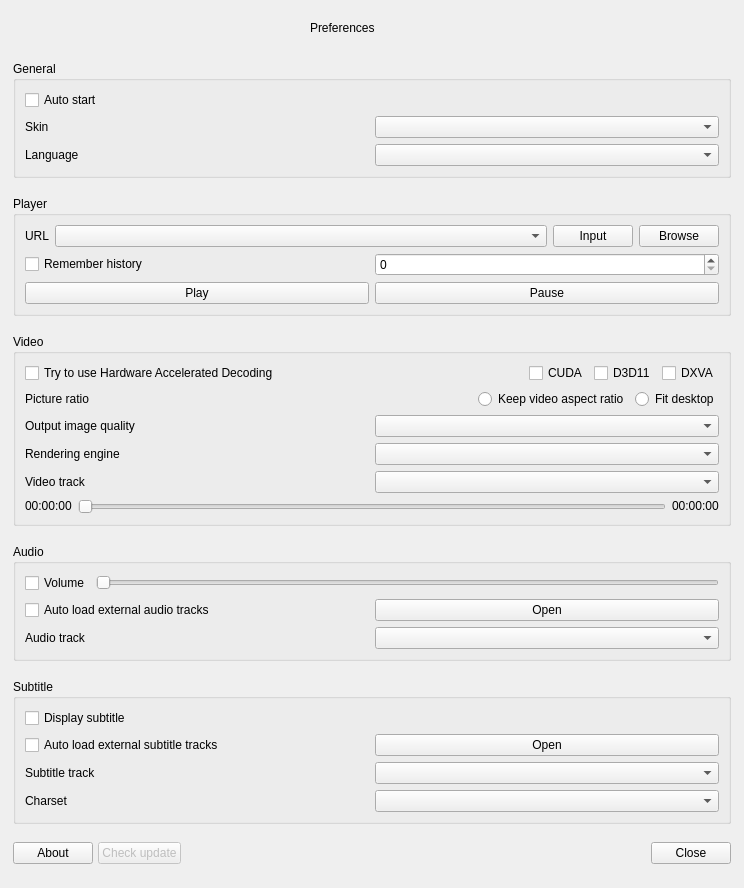
This is src/launcher/forms/preferencesdialog.ui in wangwenx190/dynamic-desktop as Qt 5 draws it before an edit. The edited form follows.
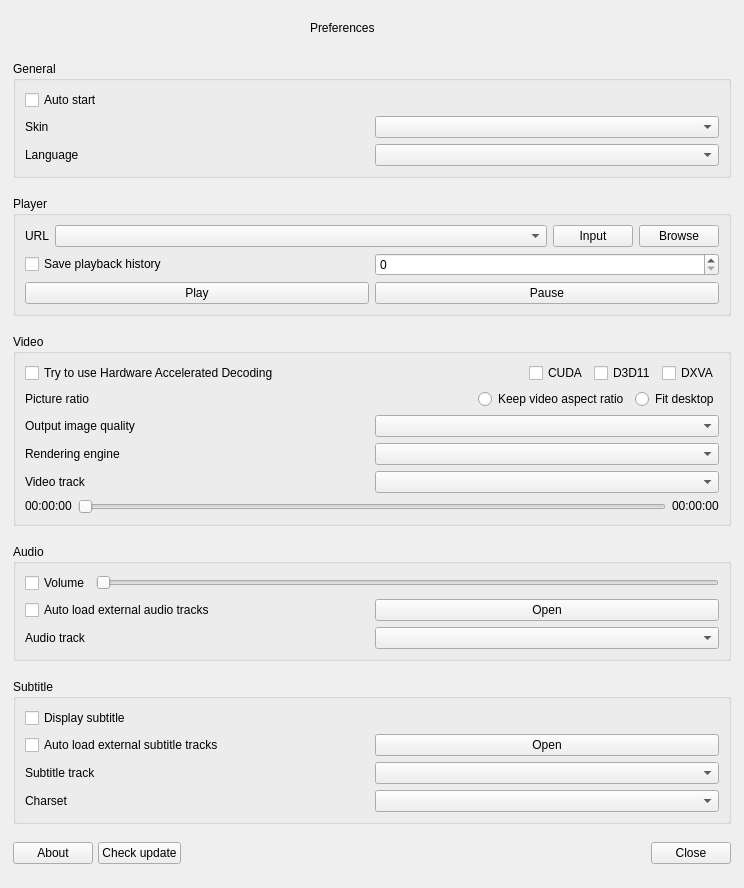
This is the edited form. Icons and pictures are not drawn. Custom widgets are drawn as their Qt base class.

Diff of the .ui file:
```diff
--- a/src/launcher/forms/preferencesdialog.ui
+++ b/src/launcher/forms/preferencesdialog.ui
@@ -291,7 +291,7 @@
         <item>
          <widget class="QCheckBox" name="checkBox_history">
           <property name="text">
-           <string>Remember history</string>
+           <string>Save playback history</string>
           </property>
          </widget>
         </item>
@@ -692,7 +692,7 @@
      <item>
       <widget class="QPushButton" name="pushButton_check_update">
        <property name="enabled">
-        <bool>false</bool>
+        <bool>true</bool>
        </property>
        <property name="text">
         <string>Check update</string>
```
Left out of the diff: 6 changed lines with no effect on the pictures.
